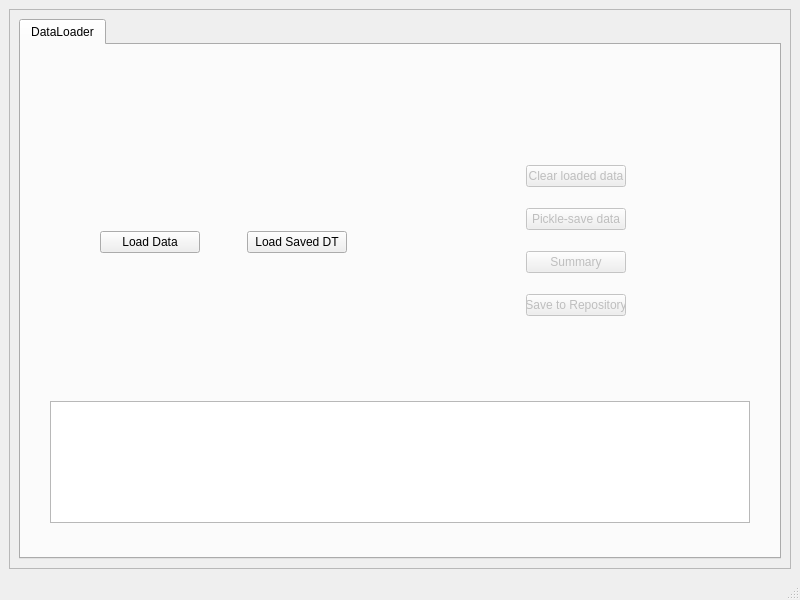
Old version of the form mainwindow.ui in the repository MrocznyZdzichu/MLOps.
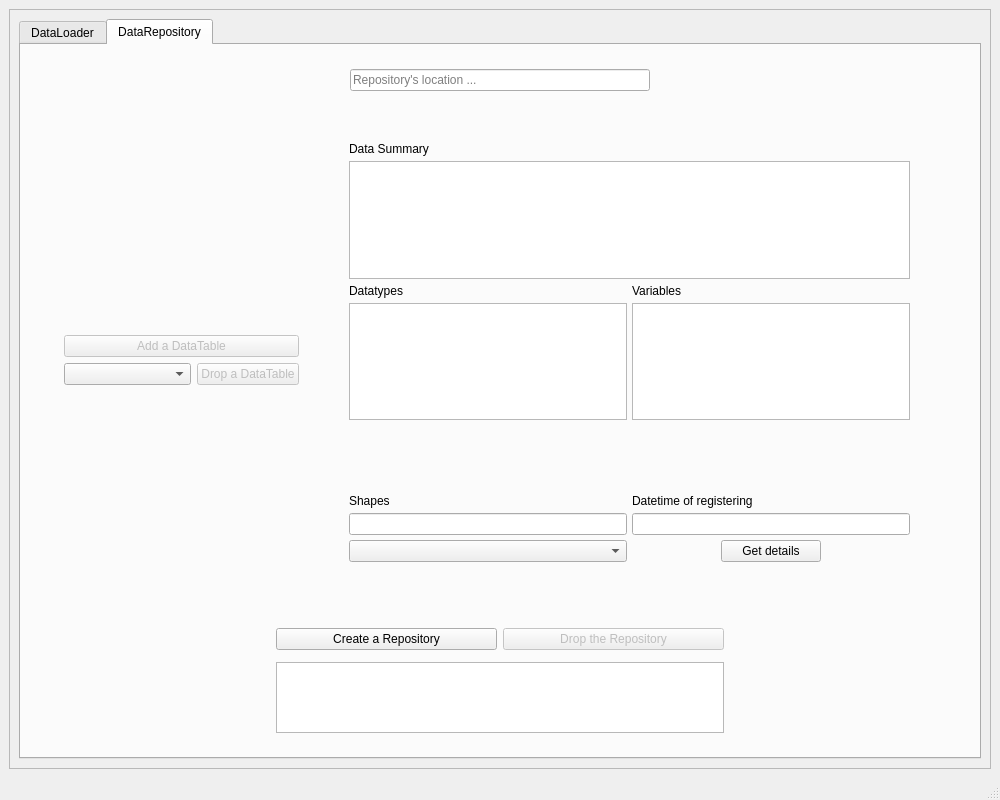
New version of the form.

Commit message: GUI layout for a DataRepository tab

```diff
--- a/mainwindow.ui
+++ b/mainwindow.ui
@@ -6,16 +6,16 @@
    <rect>
     <x>0</x>
     <y>0</y>
-    <width>800</width>
-    <height>600</height>
+    <width>1000</width>
+    <height>800</height>
    </rect>
   </property>
   <property name="windowTitle">
    <string>MainWindow</string>
   </property>
   <widget class="QWidget" name="centralwidget">
-   <layout class="QVBoxLayout" name="verticalLayout_2">
-    <item>
+   <layout class="QGridLayout" name="gridLayout_4">
+    <item row="0" column="0">
      <widget class="QFrame" name="frame">
       <property name="frameShape">
        <enum>QFrame::StyledPanel</enum>
@@ -23,11 +23,11 @@
       <property name="frameShadow">
        <enum>QFrame::Raised</enum>
       </property>
-      <layout class="QVBoxLayout" name="verticalLayout">
-       <item>
+      <layout class="QGridLayout" name="gridLayout_5">
+       <item row="0" column="0">
         <widget class="QTabWidget" name="tabWidget">
          <property name="currentIndex">
-          <number>0</number>
+          <number>1</number>
          </property>
          <widget class="QWidget" name="DataLoader_tab">
           <attribute name="title">
@@ -242,6 +242,292 @@
            </item>
           </layout>
          </widget>
+         <widget class="QWidget" name="DataRepository_tab">
+          <attribute name="title">
+           <string>DataRepository</string>
+          </attribute>
+          <layout class="QGridLayout" name="gridLayout_6">
+           <item row="0" column="0">
+            <layout class="QVBoxLayout" name="verticalLayout_4" stretch="1,10,2">
+             <property name="leftMargin">
+              <number>25</number>
+             </property>
+             <property name="topMargin">
+              <number>15</number>
+             </property>
+             <property name="rightMargin">
+              <number>25</number>
+             </property>
+             <property name="bottomMargin">
+              <number>15</number>
+             </property>
+             <item alignment="Qt::AlignHCenter">
+              <widget class="QLineEdit" name="dr_le_repo_loc">
+               <property name="minimumSize">
+                <size>
+                 <width>300</width>
+                 <height>0</height>
+                </size>
+               </property>
+               <property name="maximumSize">
+                <size>
+                 <width>300</width>
+                 <height>16777215</height>
+                </size>
+               </property>
+               <property name="readOnly">
+                <bool>true</bool>
+               </property>
+               <property name="placeholderText">
+                <string>Repository's location ...</string>
+               </property>
+              </widget>
+             </item>
+             <item>
+              <layout class="QHBoxLayout" name="horizontalLayout" stretch="2,5">
+               <item>
+                <widget class="QWidget" name="gridWidget_3" native="true">
+                 <layout class="QGridLayout" name="gridLayout_12" rowstretch="1,0,0,1" columnstretch="3,2" columnminimumwidth="0,0">
+                  <item row="2" column="0">
+                   <widget class="QComboBox" name="dr_cb_DT_pick"/>
+                  </item>
+                  <item row="2" column="1">
+                   <widget class="QPushButton" name="dr_pb_DT_remove">
+                    <property name="enabled">
+                     <bool>false</bool>
+                    </property>
+                    <property name="text">
+                     <string>Drop a DataTable</string>
+                    </property>
+                   </widget>
+                  </item>
+                  <item row="0" column="0" colspan="2">
+                   <spacer name="verticalSpacer_3">
+                    <property name="orientation">
+                     <enum>Qt::Vertical</enum>
+                    </property>
+                    <property name="sizeHint" stdset="0">
+                     <size>
+                      <width>20</width>
+                      <height>40</height>
+                     </size>
+                    </property>
+                   </spacer>
+                  </item>
+                  <item row="3" column="0" colspan="2">
+                   <spacer name="verticalSpacer_4">
+                    <property name="orientation">
+                     <enum>Qt::Vertical</enum>
+                    </property>
+                    <property name="sizeHint" stdset="0">
+                     <size>
+                      <width>20</width>
+                      <height>40</height>
+                     </size>
+                    </property>
+                   </spacer>
+                  </item>
+                  <item row="1" column="0" colspan="2">
+                   <widget class="QPushButton" name="dr_pb_DT_add">
+                    <property name="enabled">
+                     <bool>false</bool>
+                    </property>
+                    <property name="text">
+                     <string>Add a DataTable</string>
+                    </property>
+                   </widget>
+                  </item>
+                 </layout>
+                </widget>
+               </item>
+               <item>
+                <layout class="QVBoxLayout" name="verticalLayout" stretch="0,1,1,1,0">
+                 <property name="spacing">
+                  <number>5</number>
+                 </property>
+                 <property name="leftMargin">
+                  <number>35</number>
+                 </property>
+                 <property name="topMargin">
+                  <number>5</number>
+                 </property>
+                 <property name="rightMargin">
+                  <number>35</number>
+                 </property>
+                 <property name="bottomMargin">
+                  <number>20</number>
+                 </property>
+                 <item>
+                  <spacer name="verticalSpacer_6">
+                   <property name="orientation">
+                    <enum>Qt::Vertical</enum>
+                   </property>
+                   <property name="sizeHint" stdset="0">
+                    <size>
+                     <width>20</width>
+                     <height>40</height>
+                    </size>
+                   </property>
+                  </spacer>
+                 </item>
+                 <item>
+                  <layout class="QVBoxLayout" name="verticalLayout_5">
+                   <item>
+                    <widget class="QLabel" name="label">
+                     <property name="text">
+                      <string>Data Summary</string>
+                     </property>
+                    </widget>
+                   </item>
+                   <item>
+                    <widget class="QTextBrowser" name="dr_tb_summary"/>
+                   </item>
+                  </layout>
+                 </item>
+                 <item>
+                  <layout class="QGridLayout" name="gridLayout_11">
+                   <item row="0" column="0">
+                    <widget class="QLabel" name="label_2">
+                     <property name="text">
+                      <string>Datatypes</string>
+                     </property>
+                    </widget>
+                   </item>
+                   <item row="0" column="1">
+                    <widget class="QLabel" name="label_3">
+                     <property name="text">
+                      <string>Variables</string>
+                     </property>
+                    </widget>
+                   </item>
+                   <item row="1" column="0">
+                    <widget class="QTextBrowser" name="dr_tb_dtypes"/>
+                   </item>
+                   <item row="1" column="1">
+                    <widget class="QTextBrowser" name="dr_tb_variables"/>
+                   </item>
+                  </layout>
+                 </item>
+                 <item>
+                  <layout class="QGridLayout" name="gridLayout_13">
+                   <item row="2" column="0">
+                    <widget class="QComboBox" name="dr_cb_db_DT_browse"/>
+                   </item>
+                   <item row="0" column="1" alignment="Qt::AlignBottom">
+                    <widget class="QLabel" name="label_5">
+                     <property name="text">
+                      <string>Datetime of registering</string>
+                     </property>
+                    </widget>
+                   </item>
+                   <item row="1" column="0">
+                    <widget class="QLineEdit" name="dr_le_shapes"/>
+                   </item>
+                   <item row="0" column="0" alignment="Qt::AlignBottom">
+                    <widget class="QLabel" name="label_4">
+                     <property name="text">
+                      <string>Shapes</string>
+                     </property>
+                    </widget>
+                   </item>
+                   <item row="1" column="1">
+                    <widget class="QLineEdit" name="dr_le_register_dttm"/>
+                   </item>
+                   <item row="2" column="1" alignment="Qt::AlignHCenter">
+                    <widget class="QPushButton" name="dr_pb_DT_browse">
+                     <property name="minimumSize">
+                      <size>
+                       <width>100</width>
+                       <height>0</height>
+                      </size>
+                     </property>
+                     <property name="maximumSize">
+                      <size>
+                       <width>100</width>
+                       <height>16777215</height>
+                      </size>
+                     </property>
+                     <property name="text">
+                      <string>Get details</string>
+                     </property>
+                    </widget>
+                   </item>
+                  </layout>
+                 </item>
+                 <item>
+                  <spacer name="verticalSpacer_5">
+                   <property name="orientation">
+                    <enum>Qt::Vertical</enum>
+                   </property>
+                   <property name="sizeHint" stdset="0">
+                    <size>
+                     <width>20</width>
+                     <height>40</height>
+                    </size>
+                   </property>
+                  </spacer>
+                 </item>
+                </layout>
+               </item>
+              </layout>
+             </item>
+             <item>
+              <layout class="QGridLayout" name="gridLayout_10" columnstretch="1,1,1,1">
+               <item row="1" column="3">
+                <spacer name="horizontalSpacer">
+                 <property name="orientation">
+                  <enum>Qt::Horizontal</enum>
+                 </property>
+                 <property name="sizeHint" stdset="0">
+                  <size>
+                   <width>40</width>
+                   <height>20</height>
+                  </size>
+                 </property>
+                </spacer>
+               </item>
+               <item row="3" column="1" colspan="2">
+                <widget class="QTextBrowser" name="dr_tb_console"/>
+               </item>
+               <item row="1" column="2">
+                <widget class="QPushButton" name="dr_pb_repo_drop">
+                 <property name="enabled">
+                  <bool>false</bool>
+                 </property>
+                 <property name="text">
+                  <string>Drop the Repository</string>
+                 </property>
+                 <property name="flat">
+                  <bool>false</bool>
+                 </property>
+                </widget>
+               </item>
+               <item row="1" column="1">
+                <widget class="QPushButton" name="dr_pb_repo_create">
+                 <property name="text">
+                  <string>Create a Repository</string>
+                 </property>
+                </widget>
+               </item>
+               <item row="1" column="0" rowspan="2">
+                <spacer name="horizontalSpacer_2">
+                 <property name="orientation">
+                  <enum>Qt::Horizontal</enum>
+                 </property>
+                 <property name="sizeHint" stdset="0">
+                  <size>
+                   <width>40</width>
+                   <height>20</height>
+                  </size>
+                 </property>
+                </spacer>
+               </item>
+              </layout>
+             </item>
+            </layout>
+           </item>
+          </layout>
+         </widget>
         </widget>
        </item>
       </layout>
```
Left out of the diff: 2 changed lines with no effect on the pictures. The commit also changes 2 other files.
